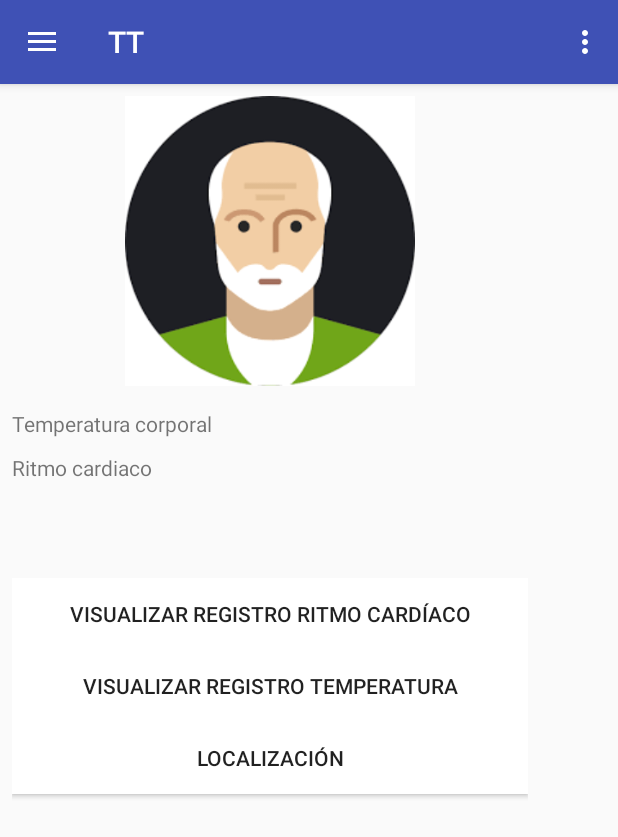
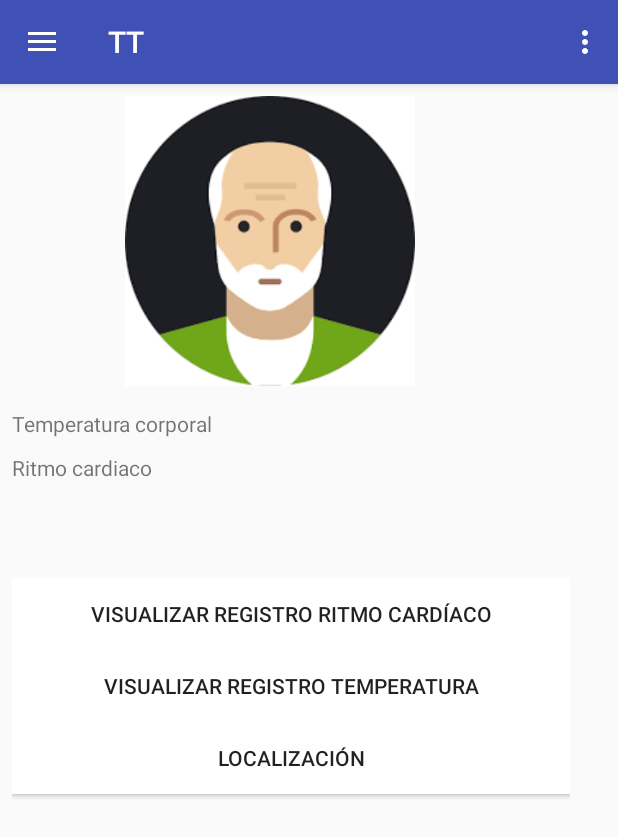
Before and after one commit to Conkertafolla/TT, an Android app: the screen it shows after launch (MainActivity), on a phone screen of 412 x 824 dp. Shown: the top 837 px of the screen. Run offline under Robolectric (Android 15) with nearby library versions, the phone set to English and light mode, and no system bars; our stand-ins replace Volley; network calls fail.

Commit message:
Update fragment_monitoreo.xml
cambio en el diseño, centrar lo botones del final

```diff
--- a/app/src/main/res/layout/fragment_monitoreo.xml
+++ b/app/src/main/res/layout/fragment_monitoreo.xml
@@ -9,7 +9,7 @@
 
     <RelativeLayout
         android:id="@+id/relativeLayout10"
-        android:layout_width="344dp"
+        android:layout_width="372dp"
         android:layout_height="238dp"
         android:layout_marginEnd="8dp"
         android:layout_marginStart="8dp"
```
